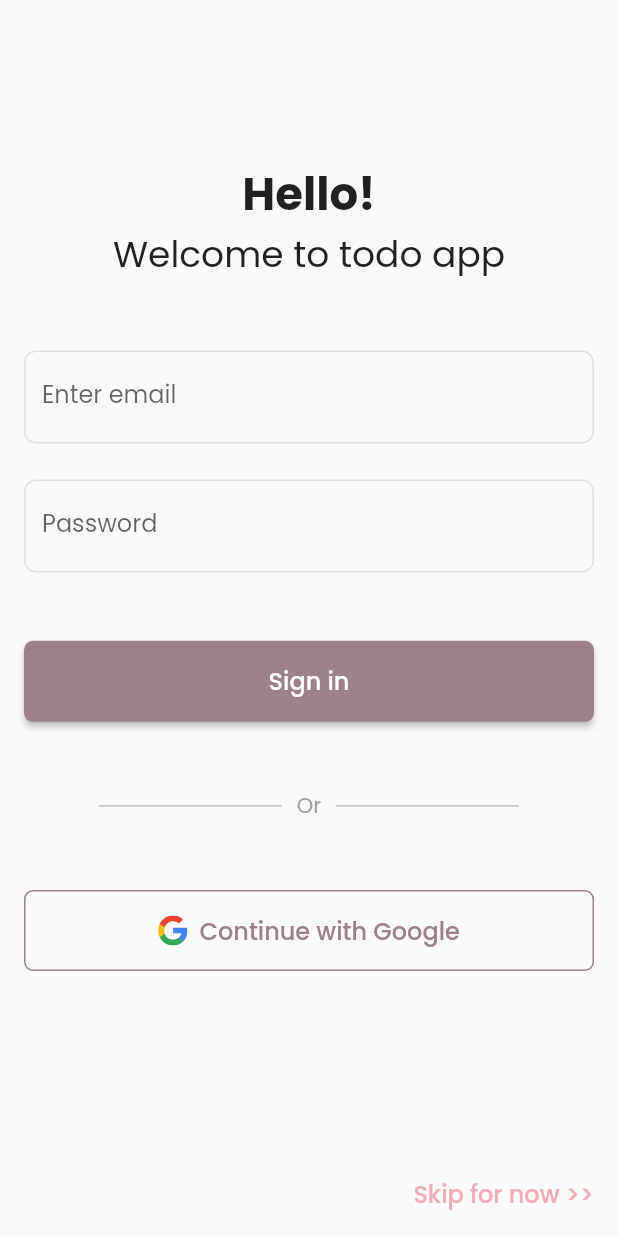
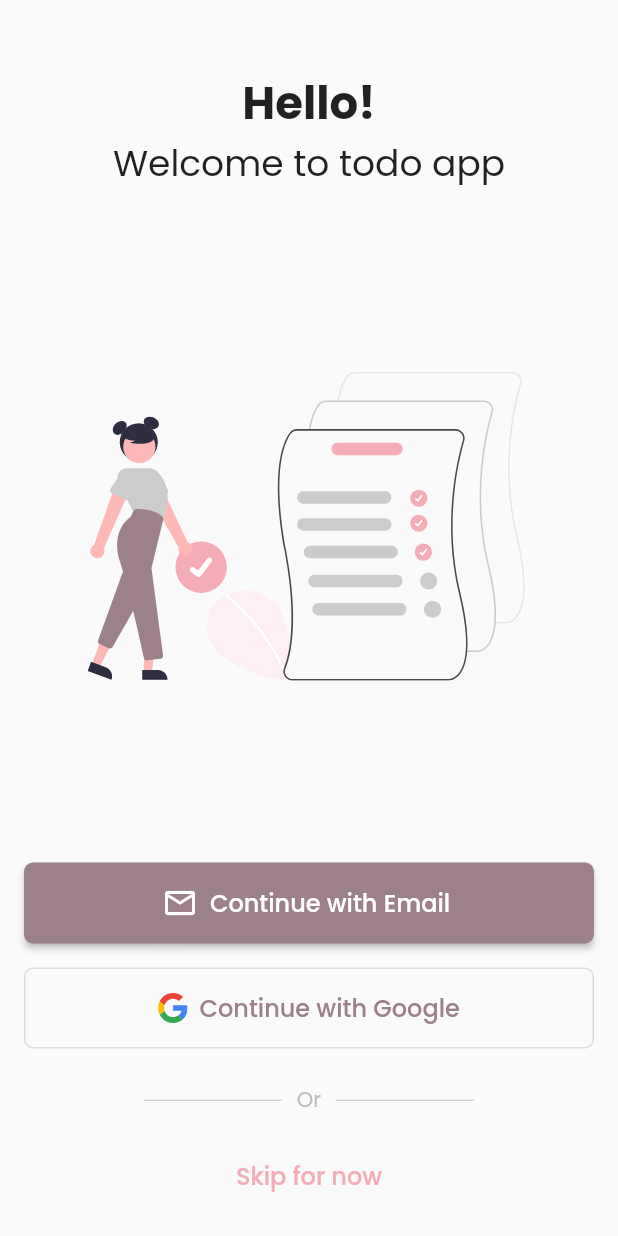
Before and after one commit to ReachPooja/todo, a Flutter app: the screen it shows after launch, on a phone screen of 412 x 824 dp. Run offline on Flutter 3.47's test engine with Material 2 defaults, Android fonts, the phone set to English and light mode, and no system bars; our stand-ins replace bloc, firebase_auth, flutter_bloc, flutter_svg, formz, get_it and 2 more; accounts and stored records are empty; generated files the repository leaves out were written again.

Commit message:
feat: landing view

```diff
--- a/lib/app/view/app.dart
+++ b/lib/app/view/app.dart
@@ -1,7 +1,7 @@
 import 'package:flutter/material.dart';
 import 'package:flutter_localizations/flutter_localizations.dart';
 import 'package:todo/l10n/l10n.dart';
-import 'package:todo/src/auth/login/view/login_view.dart';
+import 'package:todo/src/auth/view/landing_view.dart';
 import 'package:todo/src/core/presentation/theme/app_theme.dart';
 
 class App extends StatelessWidget {
@@ -17,7 +17,7 @@ class App extends StatelessWidget {
         GlobalMaterialLocalizations.delegate,
       ],
       supportedLocales: AppLocalizations.supportedLocales,
-      home: const LoginView(),
+      home: const LandingView(),
     );
   }
 }
--- a/lib/src/auth/login/view/login_view.dart
+++ /dev/null
@@ -1,179 +0,0 @@
-import 'package:flutter/material.dart';
-import 'package:flutter_svg/flutter_svg.dart';
-import 'package:todo/src/core/presentation/theme/app_colors.dart';
-
-class LoginView extends StatefulWidget {
-  const LoginView({super.key});
-
-  @override
-  State<LoginView> createState() => _LoginViewState();
-}
-
-class _LoginViewState extends State<LoginView> {
-  late FocusNode emailFocusNode;
-  late FocusNode passwordFocusNode;
-
-  @override
-  void initState() {
-    super.initState();
-    emailFocusNode = FocusNode()
-      ..addListener(() {
-        setState(() {});
-      });
-    passwordFocusNode = FocusNode()
-      ..addListener(() {
-        setState(() {});
-      });
-  }
-
-  @override
-  void dispose() {
-    super.dispose();
-    emailFocusNode.dispose();
-    passwordFocusNode.dispose();
-  }
-
-  @override
-  Widget build(BuildContext context) {
-    return SafeArea(
-      child: Scaffold(
-        body: Padding(
-          padding: const EdgeInsets.all(16),
-          child: Column(
-            children: [
-              const Spacer(
-                flex: 2,
-              ),
-              const Text(
-                'Hello!',
-                style: TextStyle(
-                  fontWeight: FontWeight.bold,
-                  fontSize: 30,
-                ),
-              ),
-              const Text(
-                'Welcome to todo app',
-                style: TextStyle(
-                  fontSize: 24,
-                ),
-              ),
-              const Spacer(),
-              TextFormField(
-                focusNode: emailFocusNode,
-                cursorColor: AppColors.primaryColor,
-                decoration: InputDecoration(
-                  labelText: 'Enter email',
-                  floatingLabelStyle: TextStyle(
-                    color: emailFocusNode.hasFocus
-                        ? AppColors.accentColor
-                        : Colors.grey,
-                  ),
-                ),
-              ),
-              const SizedBox(
-                height: 24,
-              ),
-              TextFormField(
-                focusNode: passwordFocusNode,
-                decoration: InputDecoration(
-                  labelText: 'Password',
-                  floatingLabelStyle: TextStyle(
-                    color: passwordFocusNode.hasFocus
-                        ? AppColors.accentColor
-                        : Colors.grey,
-                  ),
-                ),
-              ),
-              const Spacer(),
-              SizedBox(
-                height: 54,
-                width: double.infinity,
-                child: ElevatedButton(
-                  onPressed: () {},
-                  style: ElevatedButton.styleFrom(
-                    primary: AppColors.primaryColor,
-                    shape: RoundedRectangleBorder(
-                      borderRadius: BorderRadius.circular(6),
-                    ),
-                  ),
-                  child: const Text(
-                    'Sign in',
-                    style: TextStyle(
-                      fontSize: 16,
-                    ),
-                  ),
-                ),
-              ),
-              const Spacer(),
-              Row(
-                children: const [
-                  Expanded(
-                    child: Divider(
-                      endIndent: 10,
-                      indent: 50,
-                      color: Colors.grey,
-                    ),
-                  ),
-                  Text(
-                    'Or',
-                    style: TextStyle(
-                      color: Colors.grey,
-                    ),
-                  ),
-                  Expanded(
-                    child: Divider(
-                      indent: 10,
-                      color: Colors.grey,
-                      endIndent: 50,
-                    ),
-                  ),
-                ],
-              ),
-              const Spacer(),
-              SizedBox(
-                width: double.infinity,
-                height: 54,
-                child: OutlinedButton.icon(
-                  onPressed: () {},
-                  style: OutlinedButton.styleFrom(
-                    shape: RoundedRectangleBorder(
-                      borderRadius: BorderRadius.circular(6),
-                    ),
-                    side: const BorderSide(
-                      color: AppColors.primaryColor,
-                    ),
-                  ),
-                  icon: SvgPicture.asset(
-                    'assets/icons/google.svg',
-                    height: 20,
-                  ),
-                  label: const Text(
-                    'Continue with Google',
-                    style: TextStyle(
-                      fontSize: 16,
-                      color: AppColors.primaryColor,
-                    ),
-                  ),
-                ),
-              ),
-              const Spacer(
-                flex: 3,
-              ),
-              const Align(
-                alignment: Alignment.centerRight,
-                child: Text(
-                  'Skip for now >>',
-                  style: TextStyle(
-                    fontSize: 16,
-                    color: AppColors.accentColor,
-                    fontWeight: FontWeight.w500,
-                  ),
-                ),
-              ),
-            ],
-          ),
-        ),
-      ),
-    );
-  }
-}
--- /dev/null
+++ b/lib/src/auth/view/landing_view.dart
@@ -0,0 +1,135 @@
+import 'package:flutter/material.dart';
+import 'package:flutter_svg/flutter_svg.dart';
+import 'package:todo/src/core/presentation/theme/app_colors.dart';
+
+class LandingView extends StatelessWidget {
+  const LandingView({super.key});
+
+  @override
+  Widget build(BuildContext context) {
+    return SafeArea(
+      child: Scaffold(
+        body: Padding(
+          padding: const EdgeInsets.all(16),
+          child: Column(
+            children: [
+              const SizedBox(
+                height: 30,
+              ),
+              const Text(
+                'Hello!',
+                style: TextStyle(
+                  fontWeight: FontWeight.bold,
+                  fontSize: 30,
+                ),
+              ),
+              const Text(
+                'Welcome to todo app',
+                style: TextStyle(
+                  fontSize: 24,
+                ),
+              ),
+              Expanded(
+                child: SvgPicture.asset(
+                  'assets/images/landing.svg',
+                  height: MediaQuery.of(context).size.height / 4,
+                ),
+              ),
+              SizedBox(
+                width: double.infinity,
+                height: 54,
+                child: ElevatedButton.icon(
+                  onPressed: () {},
+                  style: ElevatedButton.styleFrom(
+                    primary: AppColors.primaryColor,
+                    shape: RoundedRectangleBorder(
+                      borderRadius: BorderRadius.circular(6),
+                    ),
+                  ),
+                  icon: const Icon(
+                    Icons.email_outlined,
+                  ),
+                  label: const Text(
+                    'Continue with Email',
+                    style: TextStyle(
+                      fontSize: 16,
+                    ),
+                  ),
+                ),
+              ),
+              const SizedBox(
+                height: 16,
+              ),
+              SizedBox(
+                width: double.infinity,
+                height: 54,
+                child: OutlinedButton.icon(
+                  onPressed: () {},
+                  style: OutlinedButton.styleFrom(
+                    primary: AppColors.primaryColor,
+                    shape: RoundedRectangleBorder(
+                      borderRadius: BorderRadius.circular(6),
+                    ),
+                  ),
+                  icon: SvgPicture.asset(
+                    'assets/icons/google.svg',
+                    height: 20,
+                  ),
+                  label: const Text(
+                    'Continue with Google',
+                    style: TextStyle(
+                      fontSize: 16,
+                    ),
+                  ),
+                ),
+              ),
+              Padding(
+                padding: const EdgeInsets.only(
+                  top: 24,
+                  bottom: 16,
+                ),
+                child: Row(
+                  children: [
+                    Expanded(
+                      child: Divider(
+                        endIndent: 10,
+                        indent: 80,
+                        color: Colors.grey.shade400,
+                      ),
+                    ),
+                    Text(
+                      'Or',
+                      style: TextStyle(
+                        color: Colors.grey.shade400,
+                      ),
+                    ),
+                    Expanded(
+                      child: Divider(
+                        indent: 10,
+                        color: Colors.grey.shade400,
+                        endIndent: 80,
+                      ),
+                    ),
+                  ],
+                ),
+              ),
+              TextButton(
+                onPressed: () {},
+                style: TextButton.styleFrom(
+                  primary: AppColors.accentColor,
+                ),
+                child: const Text(
+                  'Skip for now',
+                  style: TextStyle(
+                    fontSize: 16,
+                    fontWeight: FontWeight.w500,
+                  ),
+                ),
+              ),
+            ],
+          ),
+        ),
+      ),
+    );
+  }
+}
```
